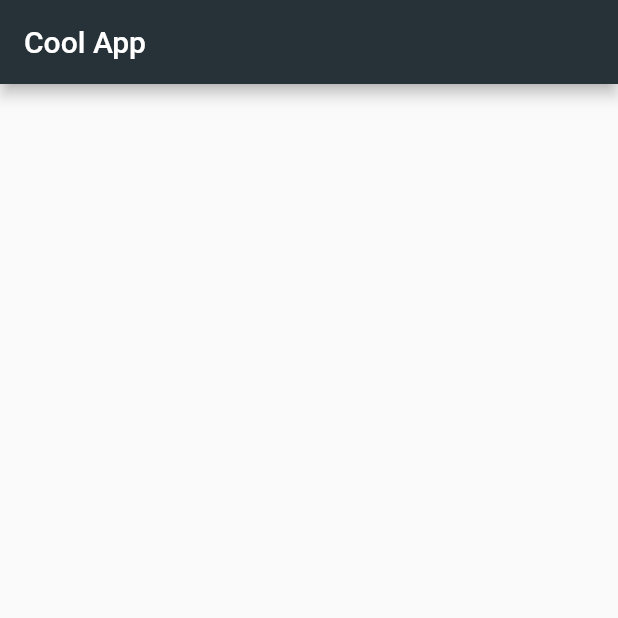
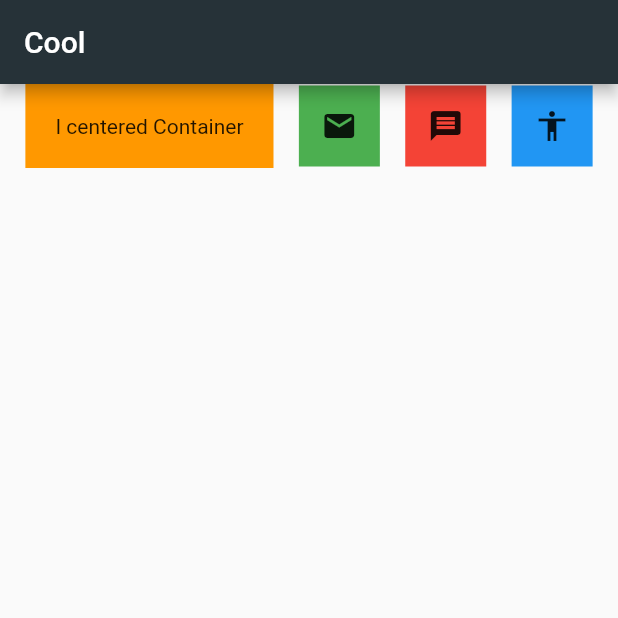
Before and after one commit to rocketman5290/we.d3v.quizapp, a Flutter app: the screen it shows after launch, on a phone screen of 412 x 824 dp, the top half of it. Run offline on Flutter 3.47's test engine with Material 2 defaults, Android fonts, the phone set to English and light mode, and no system bars.

Commit message:
Main axis alignment, Container and children, and Rows vs columns

```diff
--- a/lib/main.dart
+++ b/lib/main.dart
@@ -11,10 +11,35 @@ class MyApp extends StatelessWidget {
   Widget build(BuildContext context) {
     return MaterialApp(
         home: Scaffold(
-      appBar: AppBar(
-        title: const Text('Cool App'),
-        backgroundColor: Colors.blueGrey[900],
-      ),
-    ));
+            appBar: AppBar(
+              title: const Text('Cool'),
+              backgroundColor: Colors.blueGrey[900],
+            ),
+            body: Row(
+              mainAxisAlignment: MainAxisAlignment.spaceEvenly,
+              crossAxisAlignment: CrossAxisAlignment.center,
+              children: [
+                Container(
+                  color: Colors.orange,
+                  padding: const EdgeInsets.all(20.0),
+                  child: const Text("I centered Container"),
+                ),
+                Container(
+                  color: Colors.green,
+                  padding: const EdgeInsets.all(15.0),
+                  child: const Icon(Icons.mail),
+                ),
+                Container(
+                  color: Colors.red,
+                  padding: const EdgeInsets.all(15.0),
+                  child: const Icon(Icons.message),
+                ),
+                Container(
+                  color: Colors.blue,
+                  padding: const EdgeInsets.all(15.0),
+                  child: const Icon(Icons.accessibility),
+                ),
+              ],
+            )));
   }
 }
```
